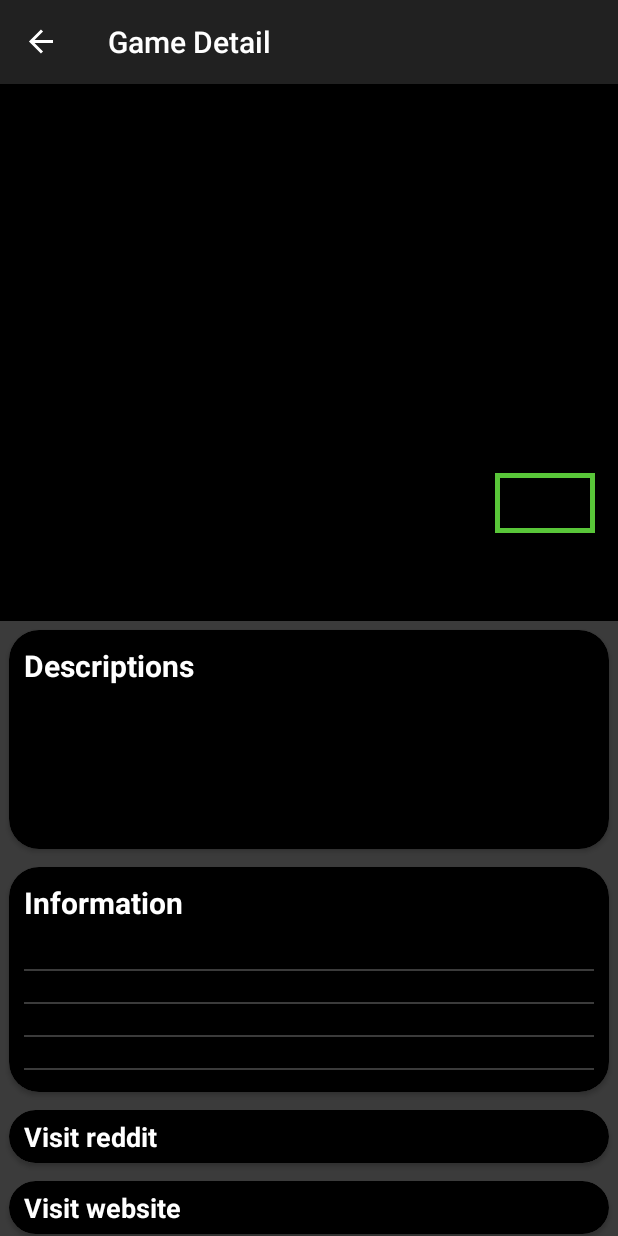
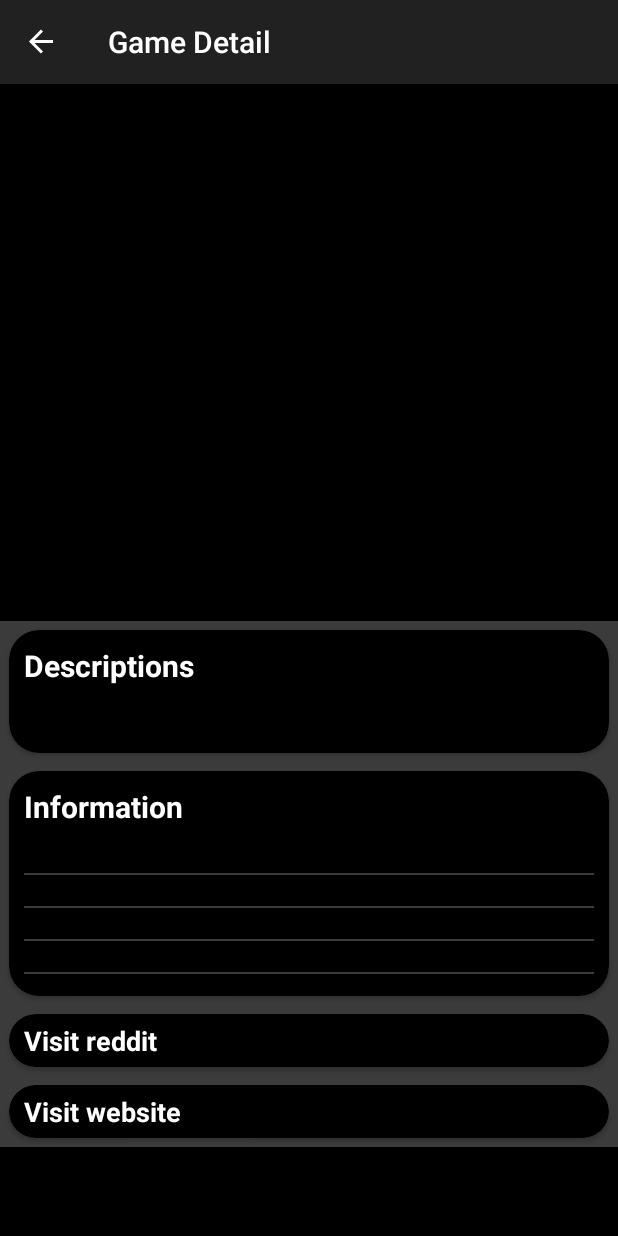
Before and after one commit to utkukalkanli/games-list, an Android app: the DetailFragment screen opened through its navigation route, after a tap on "Descriptions", on a phone screen of 412 x 824 dp. Run offline under Robolectric (Android 15) with nearby library versions, the phone set to English and light mode, and no system bars; our stand-ins replace Dagger/Hilt's generated code, navigation-ui, paging; network calls fail; pictures from the network do not load; 1 statement that could not run was skipped.

Commit message:
FIX: collapsable textview

```diff
--- a/app/src/main/java/com/example/trendyol_internship/ui/detail/view/DetailFragment.kt
+++ b/app/src/main/java/com/example/trendyol_internship/ui/detail/view/DetailFragment.kt
@@ -39,18 +39,18 @@ class DetailFragment : Fragment(R.layout.fragment_detail) {
     // This property is only valid between onCreateView and
     // onDestroyView.
     private val binding get() = _binding!!
-
+    private var collapsed = true
     override fun onViewCreated(view: View, savedInstanceState: Bundle?) {
         super.onViewCreated(view, savedInstanceState)
         val binding = FragmentDetailBinding.bind(view)
 
         binding.scrollView.scrollViewLinearLayout.cardViewDescription.setOnClickListener {
-            if (cardViewDescription.gameDescription.lineCount == 4) {
-                cardViewDescription.gameDescription.setLines(20)
+            if (collapsed) {
+                cardViewDescription.gameDescription.maxLines = Integer.MAX_VALUE
             } else {
-                println(cardViewDescription.gameDescription.lineCount)
-                cardViewDescription.gameDescription.setLines(4)
+                cardViewDescription.gameDescription.maxLines = 4
             }
+            collapsed = !collapsed
         }
         binding.scrollView.scrollViewLinearLayout.cardViewVisitReddit.setOnClickListener {
             val browserIntent =
@@ -74,6 +74,7 @@ class DetailFragment : Fragment(R.layout.fragment_detail) {
                 // render image
                 Glide.with(binding.detailImageView)
                     .load(viewModel.gameDetail.value?.backgroundImage)
+                    //.fitCenter()
                     .centerCrop()
                     .transition(DrawableTransitionOptions.withCrossFade())
                     .error(R.drawable.ic_baseline_search_24)
--- /dev/null
+++ b/app/src/main/res/drawable/back_black.xml
@@ -0,0 +1,5 @@
+<shape xmlns:android="http://schemas.android.com/apk/res/android" android:shape="rectangle" >
+    <solid android:color="@android:color/black" />
+    <stroke android:width="3dip"
+        android:color="@color/black"/>
+</shape>
--- a/app/src/main/res/layout/fragment_detail.xml
+++ b/app/src/main/res/layout/fragment_detail.xml
@@ -36,7 +36,7 @@
         android:id="@+id/detailMetaCriticScore"
         android:textStyle="bold"
         android:textSize="24sp"
-        android:background="@drawable/back_green"
+        android:background="@drawable/back_black"
         android:visibility="visible"
         android:gravity="center"
         android:layout_width="match_parent"
@@ -109,7 +109,7 @@
                         android:layout_marginEnd="10dp"
                         android:layout_marginBottom="10dp"
                         android:ellipsize="end"
-                        android:lines="4"
+                        android:maxLines="4"
                         android:textColor="@color/white"
                         android:textSize="18sp" />
                 </LinearLayout>
```
